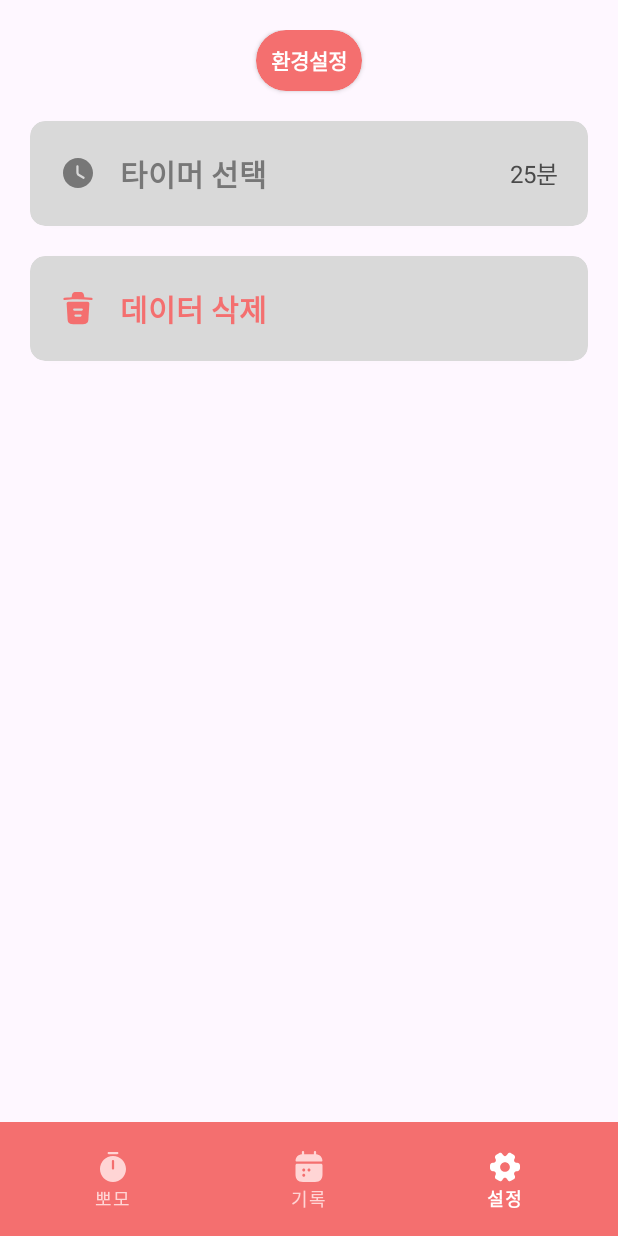
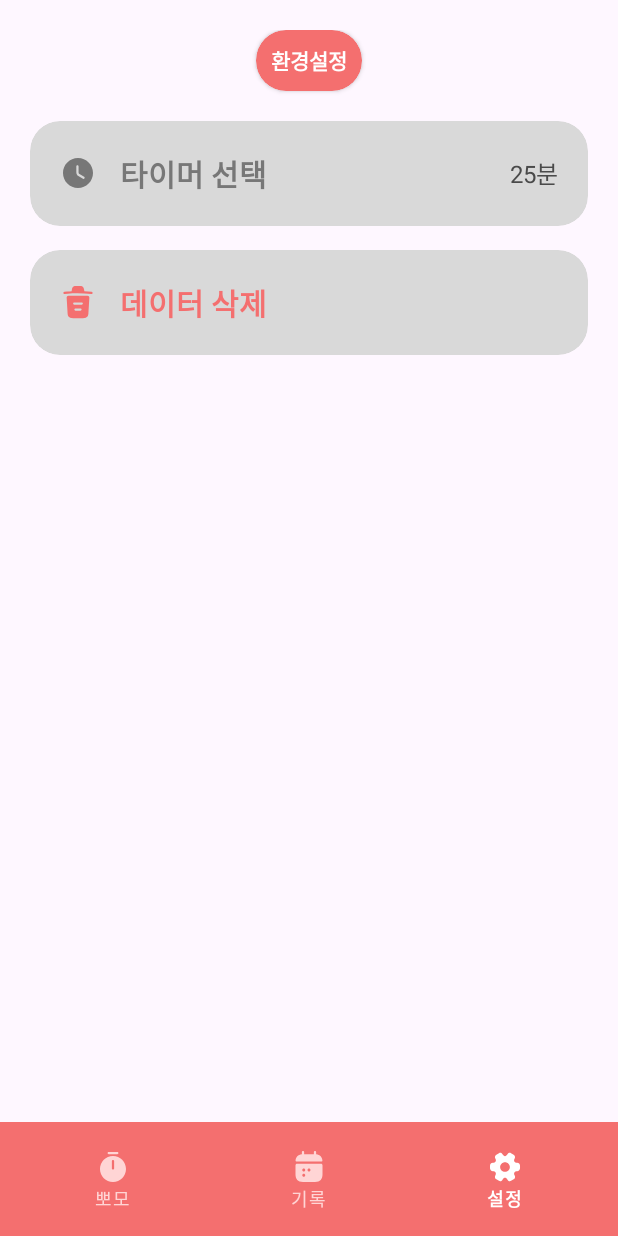
Before and after one commit to Haneol/pomodoro-app, an Android app: the SettingFragment screen opened through its navigation route, on a phone screen of 412 x 824 dp. Run offline under Robolectric (Android 15) with nearby library versions, the phone set to English and light mode, and no system bars; our stand-ins replace navigation-ui.

Commit message:
[feature/timer] feat: 환경설정 UI 수정

```diff
--- /dev/null
+++ b/app/src/main/res/animator/card_press.xml
@@ -0,0 +1,31 @@
+<?xml version="1.0" encoding="utf-8"?>
+<selector xmlns:android="http://schemas.android.com/apk/res/android">
+    <item android:state_pressed="true">
+        <set>
+            <objectAnimator
+                android:duration="50"
+                android:propertyName="scaleX"
+                android:valueTo="0.98"
+                android:valueType="floatType" />
+            <objectAnimator
+                android:duration="50"
+                android:propertyName="scaleY"
+                android:valueTo="0.98"
+                android:valueType="floatType" />
+        </set>
+    </item>
+    <item>
+        <set>
+            <objectAnimator
+                android:duration="100"
+                android:propertyName="scaleX"
+                android:valueTo="1"
+                android:valueType="floatType" />
+            <objectAnimator
+                android:duration="100"
+                android:propertyName="scaleY"
+                android:valueTo="1"
+                android:valueType="floatType" />
+        </set>
+    </item>
+</selector>
--- /dev/null
+++ b/app/src/main/res/drawable/card_background.xml
@@ -0,0 +1,10 @@
+<?xml version="1.0" encoding="utf-8"?>
+<ripple xmlns:android="http://schemas.android.com/apk/res/android"
+    android:color="@color/ripple_color">
+    <item>
+        <shape android:shape="rectangle">
+            <solid android:color="#D9D9D9" />
+            <corners android:radius="10dp" />
+        </shape>
+    </item>
+</ripple>
--- a/app/src/main/res/layout/fragment_setting.xml
+++ b/app/src/main/res/layout/fragment_setting.xml
@@ -32,8 +32,13 @@
         android:layout_height="wrap_content"
         android:layout_gravity="center_horizontal"
         android:layout_marginTop="20dp"
+        android:clickable="true"
+        android:focusable="true"
+        android:foreground="?android:attr/selectableItemBackground"
         app:cardBackgroundColor="#D9D9D9"
-        app:cardCornerRadius="10dp">
+        app:cardCornerRadius="20dp"
+        app:cardElevation="0dp"
+        android:stateListAnimator="@animator/card_press">
 
         <LinearLayout
             android:layout_width="match_parent"
@@ -76,9 +81,14 @@
         android:id="@+id/cvDataReset"
         android:layout_width="match_parent"
         android:layout_height="wrap_content"
-        android:layout_marginTop="20dp"
+        android:layout_marginTop="16dp"
+        android:clickable="true"
+        android:focusable="true"
+        android:foreground="?android:attr/selectableItemBackground"
         app:cardBackgroundColor="#D9D9D9"
-        app:cardCornerRadius="10dp">
+        app:cardCornerRadius="20dp"
+        app:cardElevation="0dp"
+        android:stateListAnimator="@animator/card_press">
 
         <LinearLayout
             android:layout_width="match_parent"
--- a/app/src/main/res/values/colors.xml
+++ b/app/src/main/res/values/colors.xml
@@ -2,4 +2,5 @@
 <resources>
     <color name="black">#FF000000</color>
     <color name="white">#FFFFFFFF</color>
+    <color name="ripple_color">#1F000000</color>
 </resources>
```
